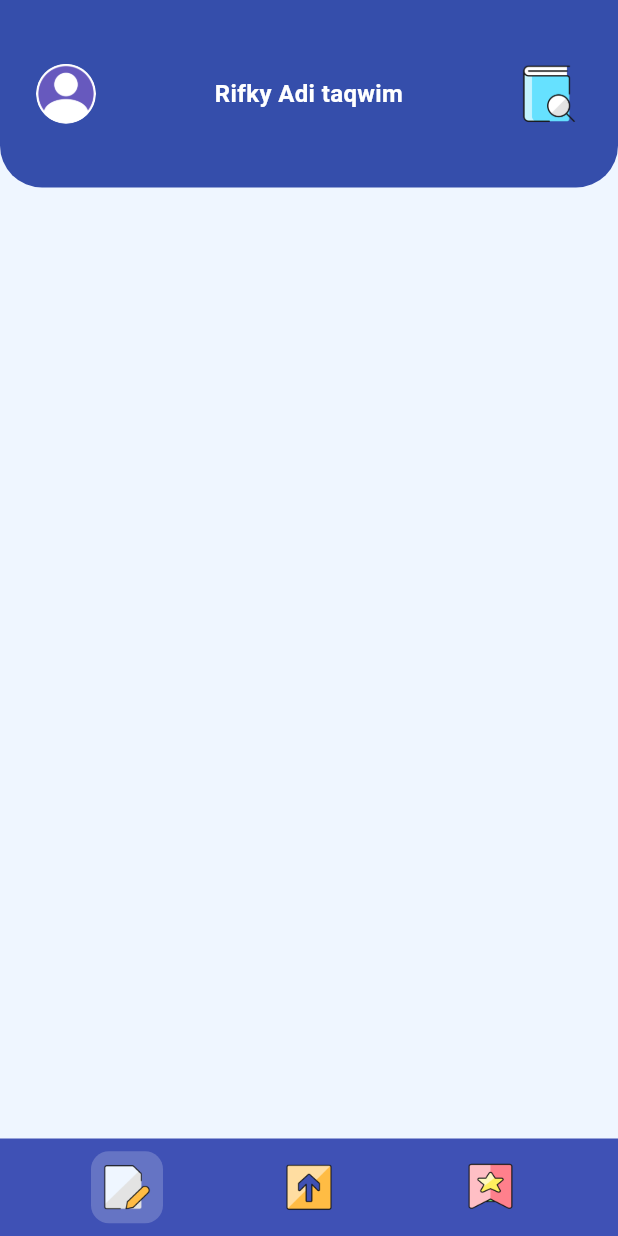
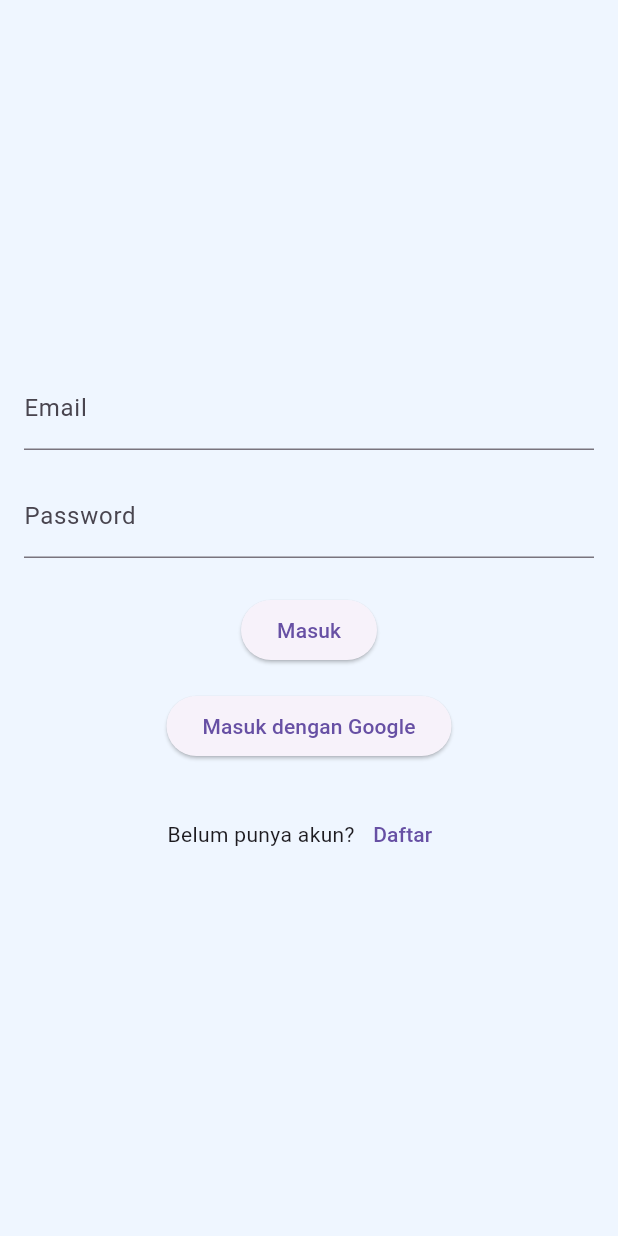
Before and after one commit to GhaniHD/flutter_tutur, a Flutter app: the screen it shows after launch, on a phone screen of 412 x 824 dp. Run offline on Flutter 3.47's test engine with Material 3 defaults, Android fonts, the light colour scheme and no system bars; our stand-ins replace dio, firebase_auth, google_sign_in, image_picker; accounts and stored records are empty.

Commit message:
new auth: login, register, signinGoogle

```diff
--- /dev/null
+++ b/lib/auth/models/user_model.dart
@@ -0,0 +1,35 @@
+class UserModel {
+  final String id;
+  final String name;
+  final String email;
+  final String firebaseUid;
+  final String role;
+
+  UserModel({
+    required this.id,
+    required this.name,
+    required this.email,
+    required this.firebaseUid,
+    required this.role,
+  });
+
+  factory UserModel.fromJson(Map<String, dynamic> json) {
+    return UserModel(
+      id: json['id'].toString(),
+      name: json['name'],
+      email: json['email'],
+      firebaseUid: json['firebase_uid'],
+      role: json['role'],
+    );
+  }
+
+  Map<String, dynamic> toJson() {
+    return {
+      'id': id,
+      'name': name,
+      'email': email,
+      'firebase_uid': firebaseUid,
+      'role': role,
+    };
+  }
+}
--- /dev/null
+++ b/lib/auth/screens/login_screen.dart
@@ -0,0 +1,126 @@
+import 'package:flutter/material.dart';
+import 'package:project_tutur/auth/screens/register_screen.dart';
+import 'package:provider/provider.dart';
+import '../providers/auth_provider.dart';
+import '../../screens/home/home_screen.dart';
+
+class LoginScreen extends StatefulWidget {
+  const LoginScreen({super.key});
+  @override
+  State<LoginScreen> createState() => _LoginScreenState();
+}
+
+class _LoginScreenState extends State<LoginScreen> {
+  final _formKey = GlobalKey<FormState>();
+  final _emailController = TextEditingController();
+  final _passwordController = TextEditingController();
+
+  Future<void> _login() async {
+    if (_formKey.currentState!.validate()) {
+      try {
+        final success = await context.read<AuthProvider>().login(
+          _emailController.text,
+          _passwordController.text,
+        );
+        if (success && mounted) {
+          Navigator.pushReplacement(
+            context,
+            MaterialPageRoute(builder: (context) => const HomeScreen()),
+          );
+        }
+      } catch (e) {
+        if (mounted) {
+          ScaffoldMessenger.of(context).showSnackBar(
+            SnackBar(content: Text(e.toString())),
+          );
+        }
+      }
+    }
+  }
+
+  Future<void> _loginWithGoogle() async {
+    try {
+      final success = await context.read<AuthProvider>().loginWithGoogle();
+      if (success && mounted) {
+        Navigator.pushReplacement(
+          context,
+          MaterialPageRoute(builder: (context) => const LoginScreen()),
+        );
+      }
+    } catch (e) {
+      if (mounted) {
+        ScaffoldMessenger.of(context).showSnackBar(
+          SnackBar(content: Text(e.toString())),
+        );
+      }
+    }
+  }
+
+  @override
+  Widget build(BuildContext context) {
+    return Scaffold(
+      body: Padding(
+        padding: const EdgeInsets.all(16.0),
+        child: Consumer<AuthProvider>(
+          builder: (context, auth, child) {
+            return Form(
+              key: _formKey,
+              child: Column(
+                mainAxisAlignment: MainAxisAlignment.center,
+                children: [
+                  TextFormField(
+                    controller: _emailController,
+                    decoration: const InputDecoration(labelText: 'Email'),
+                    validator: (value) =>
+                    value?.isEmpty ?? true ? 'Email diperlukan' : null,
+                  ),
+                  const SizedBox(height: 16),
+                  TextFormField(
+                    controller: _passwordController,
+                    decoration: const InputDecoration(labelText: 'Password'),
+                    obscureText: true,
+                    validator: (value) =>
+                    value?.isEmpty ?? true ? 'Kata sandi diperlukan' : null,
+                  ),
+                  const SizedBox(height: 24),
+                  if (auth.isLoading)
+                    const CircularProgressIndicator()
+                  else
+                    Column(
+                      children: [
+                        ElevatedButton(
+                          onPressed: _login,
+                          child: const Text('Masuk'),
+                        ),
+                        const SizedBox(height: 16),
+                        ElevatedButton(
+                          onPressed: _loginWithGoogle,
+                          child: const Text('Masuk dengan Google'),
+                        ),
+                      ],
+                    ),
+                  const SizedBox(height: 24),
+                  Row(
+                    mainAxisAlignment: MainAxisAlignment.center,
+                    children: [
+                      const Text('Belum punya akun?'),
+                      TextButton(
+                        onPressed: () {
+                          Navigator.push(
+                            context,
+                            MaterialPageRoute(builder: (context) => const RegisterScreen()),
+                          );
+                        },
+                        child: const Text('Daftar'),
+                      ),
+                    ],
+                  ),
+                ],
+              ),
+            );
+          },
+        ),
+      ),
+    );
+  }
+}
--- /dev/null
+++ b/lib/auth/services/auth_service.dart
@@ -0,0 +1,9 @@
+import '../models/user_model.dart';
+
+abstract class AuthService {
+  Future<UserModel?> login(String email, String password);
+  Future<UserModel?> register(String name, String email, String password);
+  Future<UserModel?> signInWithGoogle();
+  Future<void> logout();
+  Stream<UserModel?> get currentUser;
+}
--- a/lib/main.dart
+++ b/lib/main.dart
@@ -1,3 +1,4 @@
+import 'package:firebase_core/firebase_core.dart';
 import 'package:flutter/material.dart';
 import 'package:flutter/services.dart';
 import 'package:project_tutur/screens/home/home_screen.dart';
@@ -5,21 +6,23 @@ import 'package:project_tutur/screens/add_new/add_screen.dart';
 import 'package:project_tutur/screens/cards/cards_screen.dart';
 import 'package:project_tutur/screens/add_new/add_new_card.dart';
 import 'package:project_tutur/data/models/album_item.dart';
-import 'package:flutter_web_plugins/flutter_web_plugins.dart';
-import 'package:flutter/foundation.dart' show kIsWeb;
+import 'auth/screens/login_screen.dart';
+import 'package:provider/provider.dart';
+import 'auth/providers/auth_provider.dart';
 
-void main() {
-  // Ensure Flutter bindings are initialized
+// import 'package:flutter_web_plugins/flutter_web_plugins.dart';
+// import 'package:flutter/foundation.dart' show kIsWeb;
+
+void main() async {
   WidgetsFlutterBinding.ensureInitialized();
 
   // Configure for web if running on web platform
-if (kIsWeb) {
-    setUrlStrategy(PathUrlStrategy());
-  }
+  // if (kIsWeb) {
+  //   setUrlStrategy(PathUrlStrategy());
+  // } --> error jadi dihapus (package khusus web gabisa jalan di mobile)
 
-  // Set system UI overlay style
+  await Firebase.initializeApp();
   _setSystemUIOverlayStyle();
-
   runApp(const MyApp());
 }
 
@@ -32,8 +35,8 @@ void _setSystemUIOverlayStyle() {
   );
 }
 
-// Route Names
 class Routes {
+  static const String login = '/login';
   static const String home = '/home';
   static const String addScreen = '/addscreen';
   static const String cardScreen = '/cardscreen';
@@ -45,13 +48,22 @@ class MyApp extends StatelessWidget {
 
   @override
   Widget build(BuildContext context) {
-    return MaterialApp(
+    return MultiProvider(
+      providers: [
+        ChangeNotifierProvider(create: (_) => AuthProvider()),
+      ],
+      child: MaterialApp(
         title: 'TUTUR',
         debugShowCheckedModeBanner: false,
         theme: _appTheme(),
-      home: const HomeScreen(),
+        home: const LoginScreen(),
         onGenerateRoute: (settings) {
           switch (settings.name) {
+            case Routes.login:
+              return MaterialPageRoute(
+                builder: (context) => const LoginScreen(),
+              );
+
             case Routes.home:
               return MaterialPageRoute(
                 builder: (context) => const HomeScreen(),
@@ -80,10 +92,11 @@ class MyApp extends StatelessWidget {
 
             default:
               return MaterialPageRoute(
-              builder: (context) => const HomeScreen(),
+                builder: (context) => const LoginScreen(),
               );
           }
         },
+      ),
     );
   }
 }
--- a/lib/screens/add_new/add_screen.dart
+++ b/lib/screens/add_new/add_screen.dart
@@ -2,7 +2,6 @@ import 'package:flutter/material.dart';
 import '../../data/models/album_item.dart';
 import '../../shared/widgets/album/album_grid.dart';
 import '../../shared/widgets/headers/add_new_header.dart';
-import '../../core/api/api_provider.dart';
 
 class AddScreen extends StatefulWidget {
   const AddScreen({super.key});
--- a/lib/screens/home/home_screen.dart
+++ b/lib/screens/home/home_screen.dart
@@ -1,4 +1,6 @@
 import 'package:flutter/material.dart';
+import 'package:provider/provider.dart';
+import '../../auth/providers/auth_provider.dart';
 import '../../core/constants/size_config.dart';
 import '../../shared/widgets/headers/profile_header_widget.dart';
 import '../../shared/widgets/navigation/bottom_nav_bar.dart';
@@ -59,7 +61,7 @@ class HomeScreenState extends State<HomeScreen> {
       body: Column(
         children: [
           ProfileHeaderWidget(
-            name: 'Rifky Adi taqwim',
+            name: context.watch<AuthProvider>().user?.name ?? 'User',
           ),
           Expanded(
             child: _isLoading
```
Also changed, not shown: lib/auth/providers/auth_provider.dart (added, +66 -0 lines), lib/auth/screens/register_screen.dart (added, +125 -0 lines), lib/auth/services/firebase_auth_service.dart (added, +110 -0 lines), lib/core/api/api_provider.dart (+6 -7 lines), pubspec.yaml (+8 -0 lines), pubspec.lock, 7 other files. Lines whose indentation alone changed are shown as unchanged.
